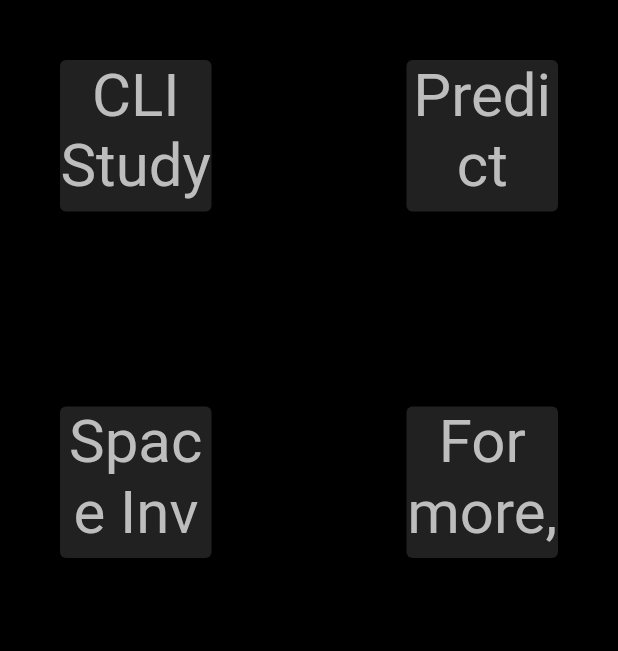
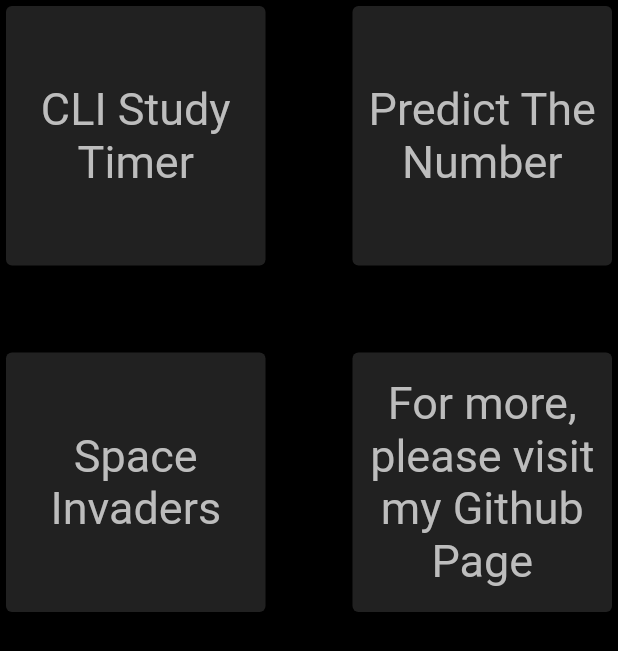
Before and after one commit to alicagatay/alicagatays_personal_webpage, a Flutter app: the screen it shows after launch, after a tap on "projects", on a phone screen of 412 x 824 dp. Shown: the top 651 px of the screen. Run offline on Flutter 3.47's test engine with Material 2 defaults, Android fonts, the phone set to English and light mode, and no system bars.

Commit message:
UI fixes.

```diff
--- a/lib/Projects/CLI_Study_timer.dart
+++ b/lib/Projects/CLI_Study_timer.dart
@@ -30,7 +30,7 @@
                 "or you can set a study timer from scratch. To learn more about the project, "
                 "click into this text.",
                 style: TextStyle(
-                  fontSize: 40,
+                  fontSize: 30,
                   color: Colors.white,
                 ),
               ),
--- a/lib/Projects/predict_the_number.dart
+++ b/lib/Projects/predict_the_number.dart
@@ -29,7 +29,7 @@
                 "The main aim of the user in the game is to predict the number that is chosen randomly by the system."
                 "To learn more about the project click into this text.",
                 style: TextStyle(
-                  fontSize: 40,
+                  fontSize: 30,
                   color: Colors.white,
                 ),
               ),
--- a/lib/Projects/space_invaders.dart
+++ b/lib/Projects/space_invaders.dart
@@ -30,7 +30,7 @@
                 "just programmed in a different programming language."
                 "To learn more about the project click into the text.",
                 style: TextStyle(
-                  fontSize: 40,
+                  fontSize: 30,
                   color: Colors.white,
                 ),
               ),
--- a/lib/projects_page.dart
+++ b/lib/projects_page.dart
@@ -34,7 +34,6 @@
                 );
               },
               child: Card(
-                margin: const EdgeInsets.all(40),
                 color: Colors.grey[900],
                 child: Center(
                   child: Text(
@@ -42,7 +41,7 @@
                     textAlign: TextAlign.center,
                     style: TextStyle(
                       color: Colors.grey[400],
-                      fontSize: 40,
+                      fontSize: 30,
                     ),
                   ),
                 ),
@@ -57,7 +56,6 @@
                 );
               },
               child: Card(
-                margin: const EdgeInsets.all(40),
                 color: Colors.grey[900],
                 child: Center(
                   child: Text(
@@ -65,7 +63,7 @@
                     textAlign: TextAlign.center,
                     style: TextStyle(
                       color: Colors.grey[400],
-                      fontSize: 40,
+                      fontSize: 30,
                     ),
                   ),
                 ),
@@ -80,7 +78,6 @@
                 );
               },
               child: Card(
-                margin: const EdgeInsets.all(40),
                 color: Colors.grey[900],
                 child: Center(
                   child: Text(
@@ -88,7 +85,7 @@
                     textAlign: TextAlign.center,
                     style: TextStyle(
                       color: Colors.grey[400],
-                      fontSize: 40,
+                      fontSize: 30,
                     ),
                   ),
                 ),
@@ -99,7 +96,6 @@
                 _launchURL('https://github.com/alicagatay');
               },
               child: Card(
-                margin: const EdgeInsets.all(40),
                 color: Colors.grey[900],
                 child: Center(
                   child: Text(
@@ -108,7 +104,7 @@
                     textAlign: TextAlign.center,
                     style: TextStyle(
                       color: Colors.grey[400],
-                      fontSize: 40,
+                      fontSize: 30,
                     ),
                   ),
                 ),
```
